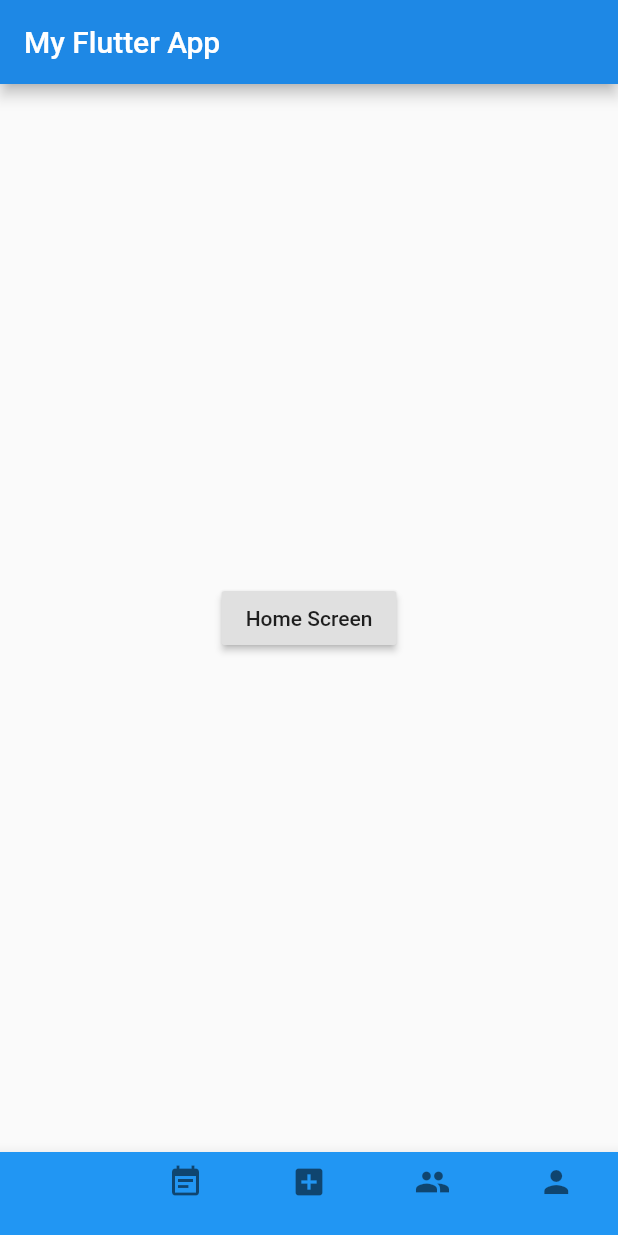
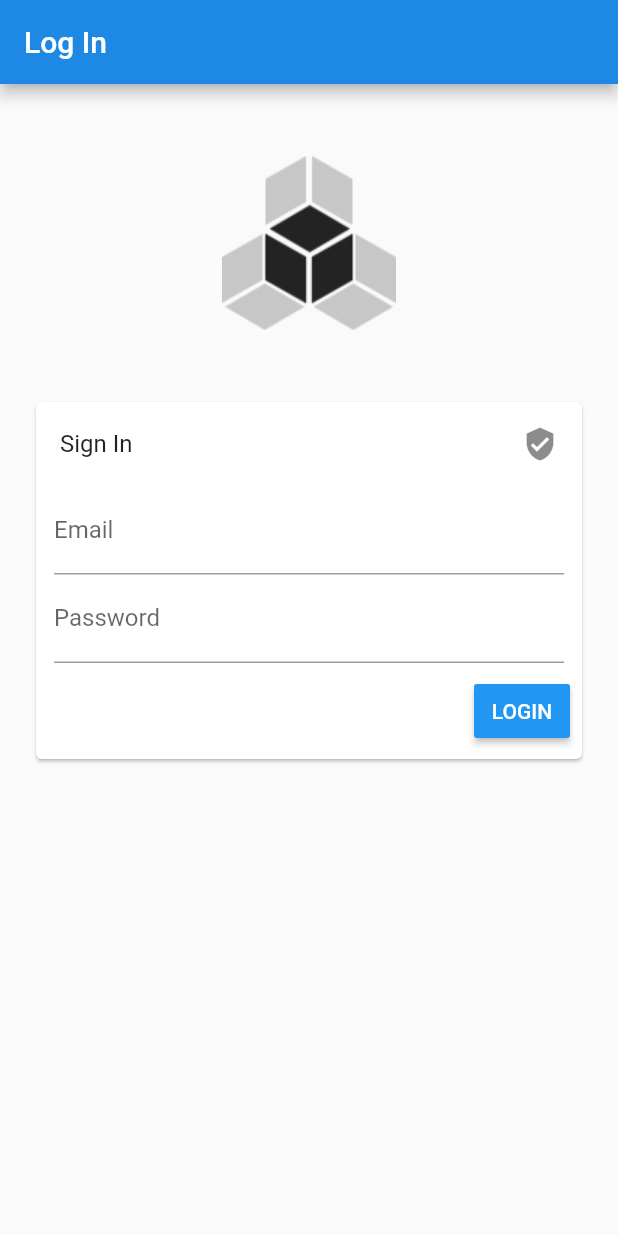
Before and after one commit to effortless-mgmt/ems_app, a Flutter app: the screen it shows after launch, on a phone screen of 412 x 824 dp. Run offline on Flutter 3.47's test engine with Material 2 defaults, Android fonts, the phone set to English and light mode, and no system bars; accounts and stored records are empty.

Commit message:
Add login page (#13)
* Add workspace stuff I guess?

* Cleanup comments in main.dart

* Ultra simple card

* Setup basic structure

* Simple logo

* Move login screen to screens folder

* Add temporary logo

* Add simple login form

* Add password field

* Add return type to build methods

* Add bw version of logo

* Add login handler

* Add login screen when opening the app

* Rename login.dart to login_screen.dart and LoginPage to LoginScreen to match standards

* Add hint text to email

```diff
--- /dev/null
+++ b/lib/src/screens/login_screen.dart
@@ -0,0 +1,70 @@
+import 'package:flutter/material.dart';
+
+class LoginScreen extends StatelessWidget {
+  VoidCallback _onLogin;
+
+  LoginScreen(this._onLogin);
+
+  @override
+  Widget build(BuildContext context) {
+    var asset = new AssetImage("assets/logo-bw.png");
+    return new Scaffold(
+        appBar: new AppBar(title: new Text("Log In")),
+        body: new Column(
+          children: <Widget>[
+            new Padding(padding: EdgeInsets.all(24.0)), // Hacky as fuck, I know
+            new Image(
+              image: asset,
+            ),
+            new Card(
+                margin: EdgeInsets.symmetric(vertical: 48.0, horizontal: 24.0),
+                child: _buildLoginForm(context))
+          ],
+        ));
+  }
+
+  Widget _buildLoginForm(BuildContext context) {
+    return new Column(
+      mainAxisSize: MainAxisSize.min,
+      children: <Widget>[
+        new ListTile(
+            title: new Text("Sign In"), trailing: Icon(Icons.verified_user)),
+        new FormElement(
+          child: new TextField(
+            keyboardType: TextInputType.emailAddress,
+            decoration: const InputDecoration(
+                labelText: "Email", hintText: "me@example.com"),
+          ),
+        ),
+        new FormElement(
+            child: new TextField(
+          obscureText: true,
+          decoration: const InputDecoration(
+              labelText: "Password", hintText: "yourS3cur3P4ssw0!d"),
+        )),
+        new ButtonTheme.bar(
+            child: new ButtonBar(
+          children: <Widget>[
+            new RaisedButton(
+              child: new Text("LOGIN"),
+              onPressed: _onLogin,
+            )
+          ],
+        ))
+      ],
+    );
+  }
+}
+
+class FormElement extends StatelessWidget {
+  final Widget child;
+  FormElement({this.child});
+
+  @override
+  Widget build(BuildContext context) {
+    return new Container(
+      padding: const EdgeInsets.symmetric(horizontal: 12.0, vertical: 0.0),
+      child: this.child,
+    );
+  }
+}
--- a/lib/src/widgets/navbar_widget.dart
+++ b/lib/src/widgets/navbar_widget.dart
@@ -1,3 +1,4 @@
+import 'package:ems_app/src/screens/login_screen.dart';
 import 'package:flutter/material.dart';
 import '../screens/add_screen.dart';
 import '../screens/calender_screen.dart';
@@ -15,6 +16,8 @@ class Navbar extends StatefulWidget {
 
 class _NavbarState extends State<Navbar> {
   int _currentIndex = 0;
+  bool _loggedIn = false;
+
   final List<Widget> _screens = [
     HomeScreen(),
     CalenderScreen(),
@@ -24,17 +27,25 @@ class _NavbarState extends State<Navbar> {
   ];
   List<Widget> appBarIcons = [];
 
+  void login() {
+    print("Logging in...");
+    setState(() => _loggedIn = true);
+  }
+
   @override
   Widget build(BuildContext context) {
-    return Material(
+    var mainApp = new Material(
         child: Scaffold(
       appBar: AppBar(
-        title: Text('My Flutter App'),
+        title: Text("EMS"),
         actions: appBarIcons,
       ),
       body: _screens[_currentIndex], // new
       bottomNavigationBar: customNavbar(),
     ));
+    var loginScreen = new LoginScreen(login);
+
+    return _loggedIn ? mainApp : loginScreen;
   }
 
   void onTabTapped(int index) {
```
Also changed, not shown: pubspec.yaml (+6 -1 lines), assets/logo-bw.png (added), assets/logo-bw@2x.png (added), assets/logo.png (added), assets/logo.svg (added), assets/logo@2x.png (added).
